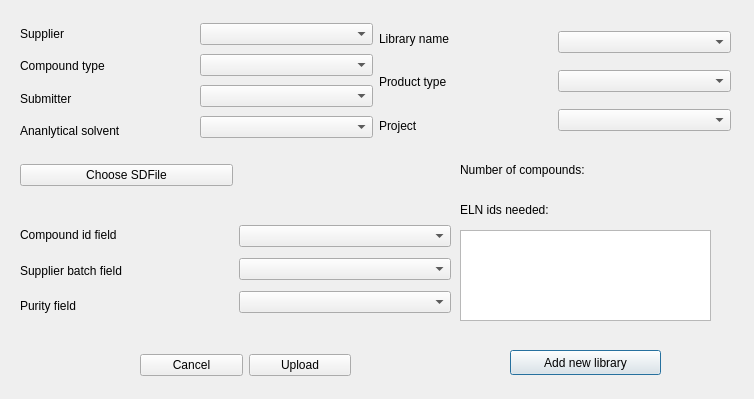
First picture: the form in chemReg/sdfReg.ui, repository dahlbma/scarab_tornado, before the edit.
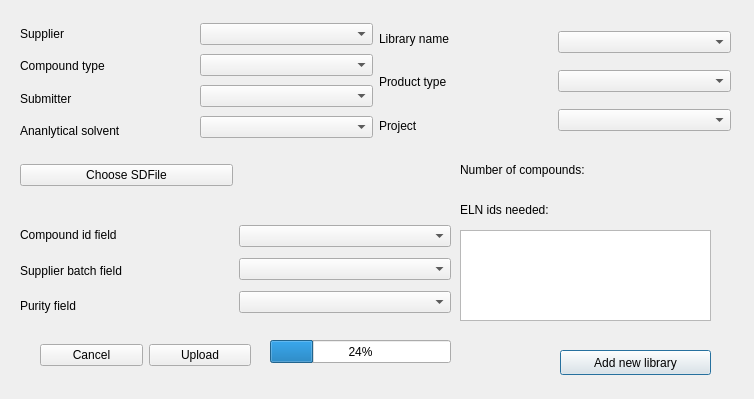
Second picture: the form after the edit.

Commit message: Load SDF progressbar

```diff
--- a/chemReg/sdfReg.ui
+++ b/chemReg/sdfReg.ui
@@ -114,7 +114,7 @@
   <widget class="QPushButton" name="addlibrary_btn">
    <property name="geometry">
     <rect>
-     <x>510</x>
+     <x>560</x>
      <y>350</y>
      <width>151</width>
      <height>25</height>
@@ -351,8 +351,8 @@
   <widget class="QWidget" name="layoutWidget">
    <property name="geometry">
     <rect>
-     <x>140</x>
-     <y>350</y>
+     <x>40</x>
+     <y>340</y>
      <width>211</width>
      <height>30</height>
     </rect>
@@ -456,6 +456,19 @@
     </item>
    </layout>
   </widget>
+  <widget class="QProgressBar" name="pbar">
+   <property name="geometry">
+    <rect>
+     <x>270</x>
+     <y>340</y>
+     <width>181</width>
+     <height>23</height>
+    </rect>
+   </property>
+   <property name="value">
+    <number>24</number>
+   </property>
+  </widget>
  </widget>
  <resources/>
  <connections/>
```
The commit also changes 1 other file.
